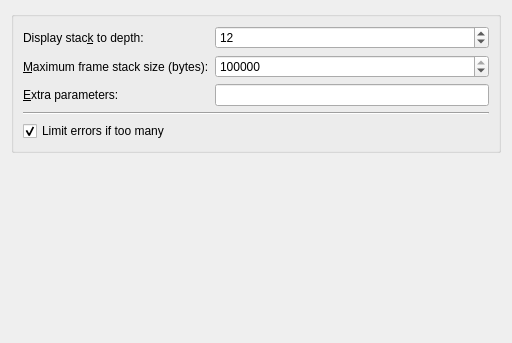
First picture: the form in tools/generic/configpage.ui, repository KDE/kdev-valgrind, before the edit.
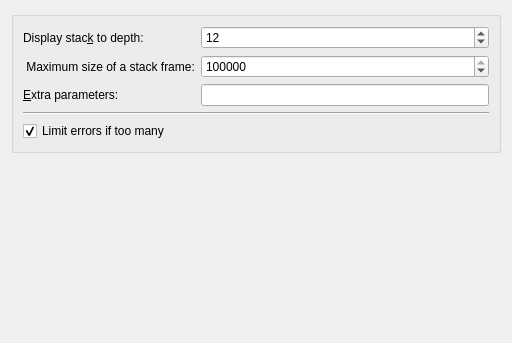
Second picture: the form after the edit.

Patch:
```diff
--- a/tools/generic/configpage.ui
+++ b/tools/generic/configpage.ui
@@ -38,7 +38,7 @@
            </sizepolicy>
           </property>
           <property name="maximum">
-           <number>1000</number>
+           <number>500</number>
           </property>
           <property name="value">
            <number>12</number>
@@ -48,7 +48,7 @@
         <item row="1" column="0">
          <widget class="QLabel" name="label_2">
           <property name="text">
-           <string>&amp;Maximum frame stack size (bytes):</string>
+           <string> Maximum size of a stack frame:</string>
           </property>
           <property name="buddy">
            <cstring>maxStackSize</cstring>
@@ -64,7 +64,7 @@
            </sizepolicy>
           </property>
           <property name="maximum">
-           <number>224506763</number>
+           <number>200000000</number>
           </property>
           <property name="value">
            <number>2000000</number>
```
Left out of the diff: 25 changed lines with no effect on the pictures.
